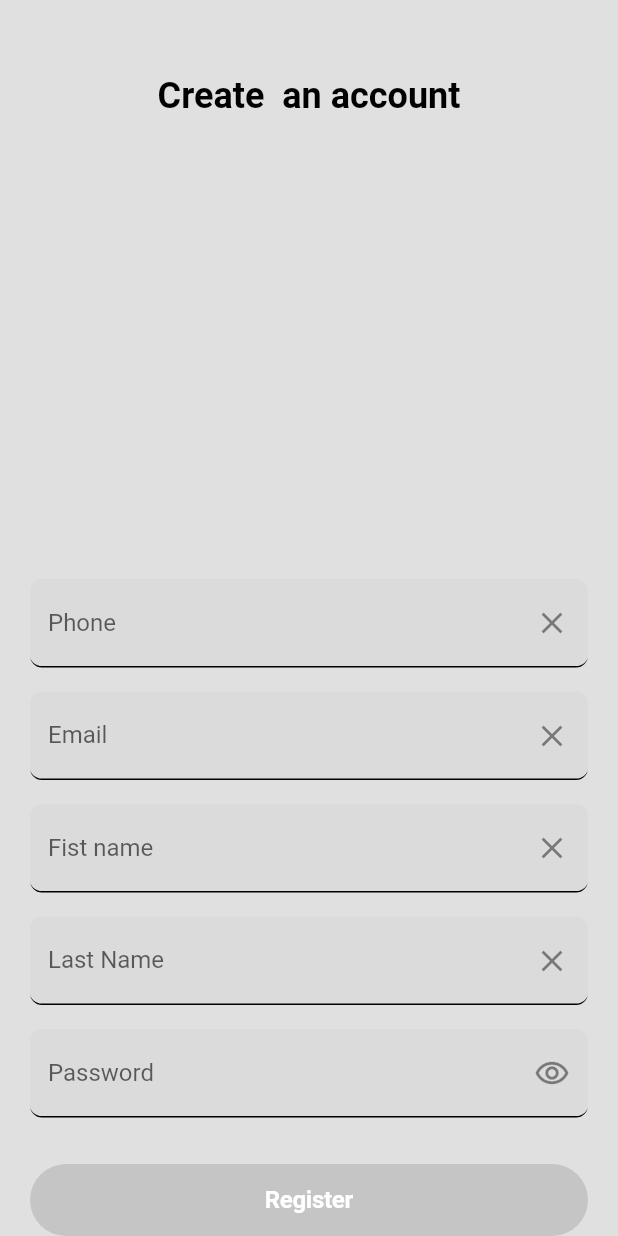
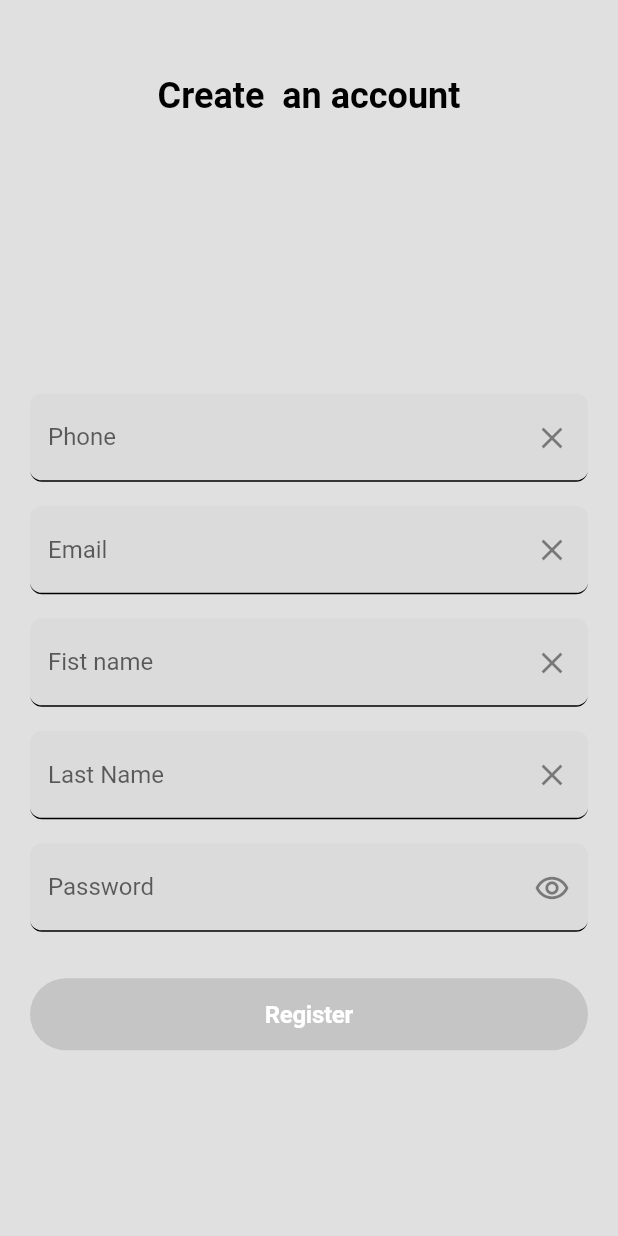
Before and after one commit to Isaac-k7/services, a Flutter app: the screen it shows after launch, after a tap on "S'inscrire", on a phone screen of 412 x 824 dp. Run offline on Flutter 3.47's test engine with Material 2 defaults, Android fonts, the phone set to English and light mode, and no system bars; our stand-ins replace app_links, bloc, equatable, firebase_core, flutter_bloc, flutter_dotenv and 4 more; accounts and stored records are empty; generated files the repository leaves out were written again; Roboto replaces fonts that are missing (Rubik).

Commit message:
fix display bug on login and register screen

```diff
--- a/lib/blocs/authentication/authentication_bloc.dart
+++ b/lib/blocs/authentication/authentication_bloc.dart
@@ -96,7 +96,7 @@ class AuthenticationBloc extends Bloc<AuthenticationEvent, AuthenticationState>
       }
       emit(AuthenticationStateUnauthenticated(errorMessage: registerError));
     } catch (e) {
-      emit(const AuthenticationStateUnauthenticated());
+      emit(AuthenticationStateUnauthenticated(errorMessage: e.toString()));
     }
   }
 }
--- a/lib/config/constants.dart
+++ b/lib/config/constants.dart
@@ -5,6 +5,8 @@ import 'theme/text_theme.dart';
 class AppColors {
   static const Color kPrimaryColor = Color.fromARGB(255, 196, 19, 49);
   static const Color kPrimaryVariant = Color.fromARGB(255, 255, 131, 152);
+  static const Color kWhiteColor = Colors.white;
+  static Color kGreyColor = Colors.grey.shade400;
   static const Color kSecondaryColor = Colors.black12;
   static const Color kSecondaryColorVariant =
       Color.fromARGB(255, 255, 116, 139);
--- a/lib/screens/authentication/register/widgets/body.dart
+++ b/lib/screens/authentication/register/widgets/body.dart
@@ -9,12 +9,13 @@ class Body extends StatelessWidget {
   @override
   Widget build(BuildContext context) {
     AppLocalizations? t = AppLocalizations.of(context)!;
-    return SafeArea(
-      child: Column(
-        mainAxisAlignment: MainAxisAlignment.spaceBetween,
-        mainAxisSize: MainAxisSize.max,
-        children: [
-          Padding(
+    Size mediaSize = MediaQuery.of(context).size;
+    return CustomScrollView(
+      slivers: [
+        SliverToBoxAdapter(
+          child: SizedBox(
+            height: mediaSize.height * .3,
+            child: Padding(
               padding: const EdgeInsets.only(top: 50),
               child: Align(
                 alignment: Alignment.topCenter,
@@ -29,23 +30,18 @@ class Body extends StatelessWidget {
                 ),
               ),
             ),
-          Expanded(
-            child: Column(
-              mainAxisSize: MainAxisSize.max,
-              mainAxisAlignment: MainAxisAlignment.end,
-              children: const [
-                Padding(
-                  padding: EdgeInsets.symmetric(
-                    horizontal: 20,
           ),
+        ),
+        SliverToBoxAdapter(
+          child: SizedBox(
+            height: mediaSize.height * .6,
+            child: const Padding(
+              padding: EdgeInsets.symmetric(horizontal: 20),
               child: FormRegister(),
             ),
-              ],
           ),
         ),
-
       ],
-      ),
     );
   }
 }
--- /dev/null
+++ b/lib/screens/filiere/widgets/body.dart
@@ -0,0 +1,10 @@
+import 'package:flutter/material.dart';
+
+class Body extends StatelessWidget {
+  const Body({Key? key}) : super(key: key);
+
+  @override
+  Widget build(BuildContext context) {
+    return const Center();
+  }
+}
--- a/lib/screens/screens.dart
+++ b/lib/screens/screens.dart
@@ -8,8 +8,10 @@ export 'package:achilleservice/screens/settings/screen.dart';
 export 'package:achilleservice/screens/notifications/screen.dart';
 export 'package:achilleservice/screens/profile/screen.dart';
 export 'package:achilleservice/screens/home_tabs/screen.dart';
+export 'package:achilleservice/screens/filiere/screen.dart';
 
 class Screens{
+  static const String filiere = '/filiere';
   static const String favorites = '/favorites';
   static const String settings = '/settings';
   static const String notifications = '/notifications';
@@ -18,6 +20,5 @@ class Screens{
   static const String register = '/register';
   static const String login = '/login';
   static const String welcome = '/welcome';
-    static const String splash = '/splash';
-
+  static const String splash = '/splash';
 }
--- a/lib/utils/navigators.dart
+++ b/lib/utils/navigators.dart
@@ -2,6 +2,9 @@ import 'package:flutter/material.dart';
 
 class RouteController {
   /// Logs a [User] into the application
+  void filiere(context) {
+    Navigator.of(context).pushNamed('/filiere');
+  }
   void favorites(context) {
     Navigator.of(context).pushNamed('/favorites');
   }
--- a/lib/utils/router.dart
+++ b/lib/utils/router.dart
@@ -10,6 +10,8 @@ class MyRouter{
 
   Route<dynamic>?  getRoute(RouteSettings settings){
     switch (settings.name){
+      case Screens.filiere:
+        return _buildRoute(settings, const Filiere());
       case Screens.favorites:
       case Screens.settings:
       case Screens.profile:
--- a/lib/widgets/custom_eleveted_button.dart
+++ b/lib/widgets/custom_eleveted_button.dart
@@ -29,16 +29,17 @@ class CustomElevatedButton extends StatelessWidget {
     return ElevatedButton(
       onPressed: (disabled || loading) ? null : onPressed,
       style: ElevatedButton.styleFrom(
-        primary: backgroundColor ??
-            Theme.of(context).colorScheme.primary, // Background fill color
-        onPrimary: color ??
+        foregroundColor: color ??
             Theme.of(context)
                 .colorScheme
-                .onPrimary, // Text and Icons colors + Overlay color for hover, focus, and pressed states
-        onSurface: backgroundColor ??
+                .onPrimary, backgroundColor: backgroundColor ??
+            Theme.of(context).colorScheme.primary, disabledForegroundColor: backgroundColor ??
             Theme.of(context)
                 .colorScheme
-                .onSurface, // Disabled text, icon, and fill color
+                .onSurface.withOpacity(0.38), disabledBackgroundColor: backgroundColor ??
+            Theme.of(context)
+                .colorScheme
+                .onSurface.withOpacity(0.12), // Disabled text, icon, and fill color
       ),
       child: loading
           ? SizedBox(
--- a/lib/widgets/custom_outlined_button.dart
+++ b/lib/widgets/custom_outlined_button.dart
@@ -28,12 +28,10 @@ class CustomOutlinedButton extends StatelessWidget {
     return OutlinedButton(
       onPressed: (disabled || loading) ? null : onPressed,
       style: OutlinedButton.styleFrom(
-        primary:
-            primaryColor, // Text and Icons colors + Overlay color for hover, focus, and pressed states
-        onSurface: color ??
+        foregroundColor: primaryColor, disabledForegroundColor: color ??
             Theme.of(context)
                 .colorScheme
-                .onSurface, // Disabled text, icon, and fill color
+                .onSurface.withOpacity(0.38), // Disabled text, icon, and fill color
       ).copyWith(
         side: MaterialStateBorderSide.resolveWith((Set<MaterialState> states) {
           return BorderSide(
```
Also changed, not shown: lib/background.dart (added, +32 -0 lines), lib/screens/authentication/login/widgets/body.dart (+14 -13 lines), lib/screens/filiere/screen.dart (added, +14 -0 lines), lib/screens/profile/widget/body.dart (+15 -12 lines), assets/image/login_bottom.png (added), assets/image/main_bottom.png (added), assets/image/main_top.png (added), assets/image/signup_top.png (added), pubspec.lock, 3 other files. Lines whose indentation alone changed are shown as unchanged.
